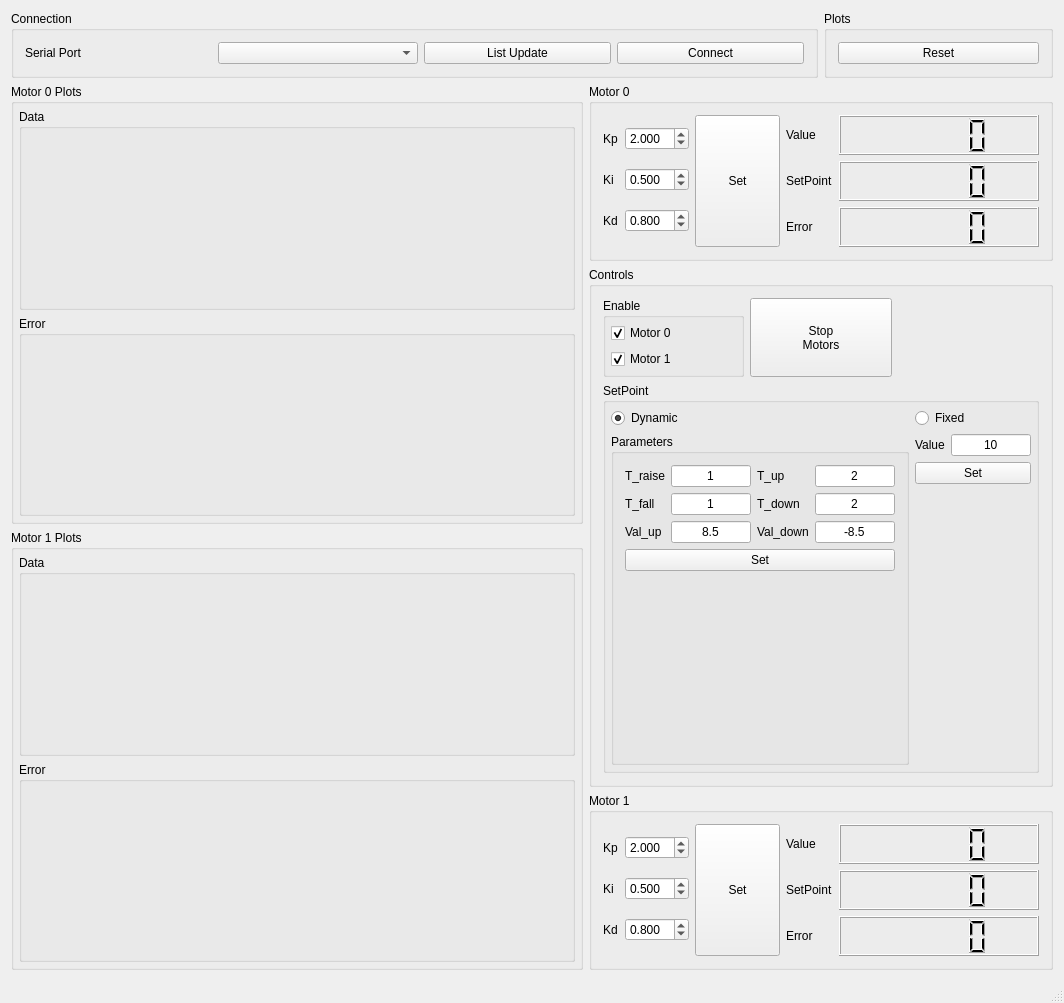
Old version of the form gui/mainwindow.ui in the repository officinerobotiche/uNav_PID_Tuner.
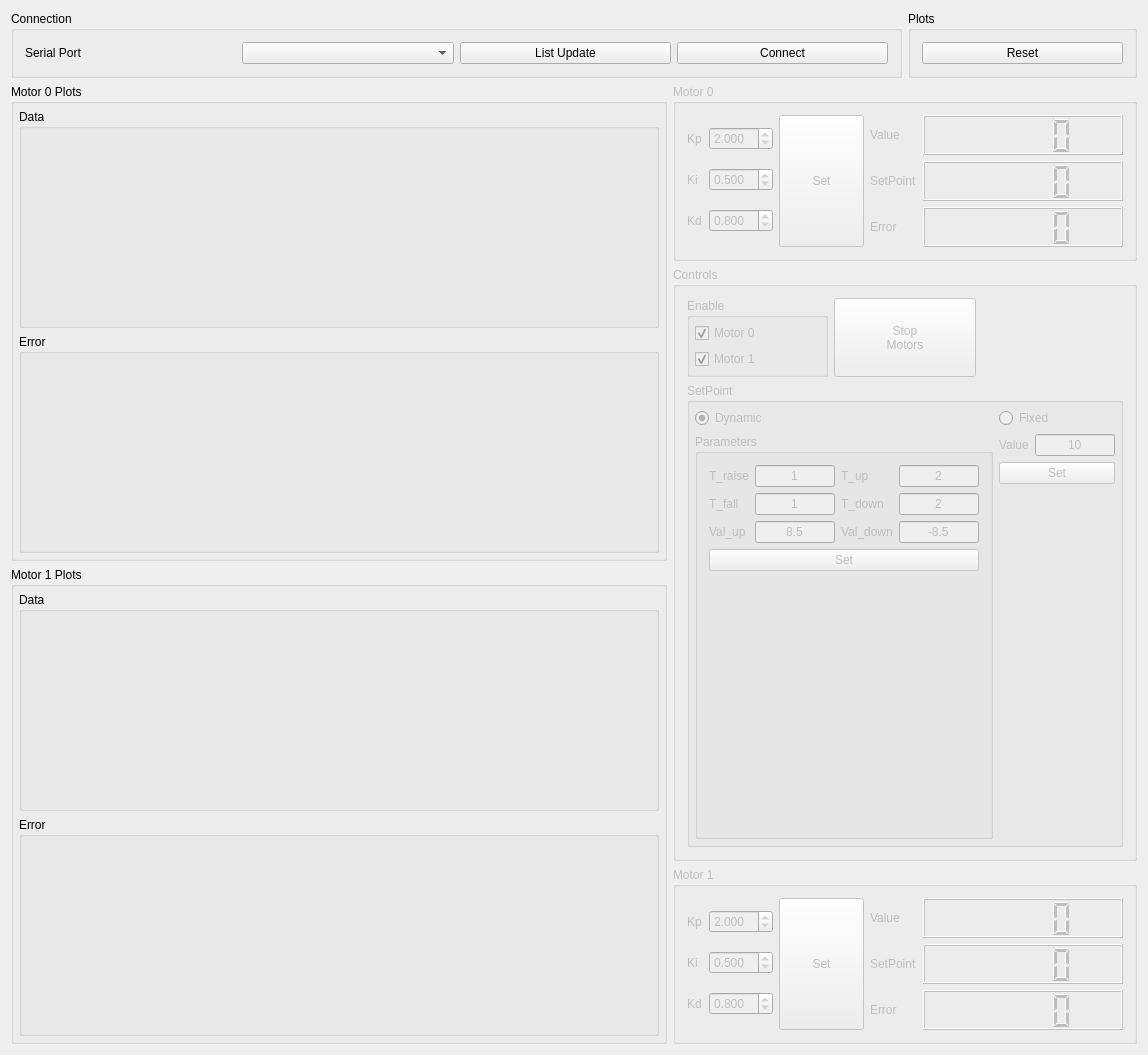
New version of the form. Icons and pictures are not drawn. Custom widgets are drawn as their Qt base class.

The edit to the form file:
```diff
--- a/gui/mainwindow.ui
+++ b/gui/mainwindow.ui
@@ -6,8 +6,8 @@
    <rect>
     <x>0</x>
     <y>0</y>
-    <width>1064</width>
-    <height>1003</height>
+    <width>1148</width>
+    <height>1055</height>
    </rect>
   </property>
   <property name="windowTitle">
@@ -287,7 +287,10 @@
     <item row="1" column="1" colspan="2">
      <layout class="QGridLayout" name="gridLayout_15">
       <item row="1" column="0">
-       <widget class="QGroupBox" name="groupBox_5">
+       <widget class="QGroupBox" name="groupBox_controls">
+        <property name="enabled">
+         <bool>false</bool>
+        </property>
         <property name="sizePolicy">
          <sizepolicy hsizetype="Preferred" vsizetype="MinimumExpanding">
           <horstretch>0</horstretch>
@@ -691,8 +694,8 @@
                    </property>
                    <property name="minimumSize">
                     <size>
-                     <width>210</width>
-                     <height>125</height>
+                     <width>105</width>
+                     <height>112</height>
                     </size>
                    </property>
                    <property name="maximumSize">
@@ -813,7 +816,10 @@
        </widget>
       </item>
       <item row="2" column="0">
-       <widget class="QGroupBox" name="groupBox_9">
+       <widget class="QGroupBox" name="groupBox_motor_1">
+        <property name="enabled">
+         <bool>false</bool>
+        </property>
         <property name="sizePolicy">
          <sizepolicy hsizetype="Preferred" vsizetype="Maximum">
           <horstretch>0</horstretch>
@@ -1072,7 +1078,10 @@
        </widget>
       </item>
       <item row="0" column="0">
-       <widget class="QGroupBox" name="groupBox">
+       <widget class="QGroupBox" name="groupBox_motor_0">
+        <property name="enabled">
+         <bool>false</bool>
+        </property>
         <property name="sizePolicy">
          <sizepolicy hsizetype="Preferred" vsizetype="Preferred">
           <horstretch>0</horstretch>
@@ -1337,7 +1346,6 @@
     </rect>
    </property>
   </widget>
-  <widget class="QStatusBar" name="statusBar"/>
  </widget>
  <layoutdefault spacing="6" margin="11"/>
  <customwidgets>
```
Left out of the diff: 6 changed lines with no effect on the pictures.
